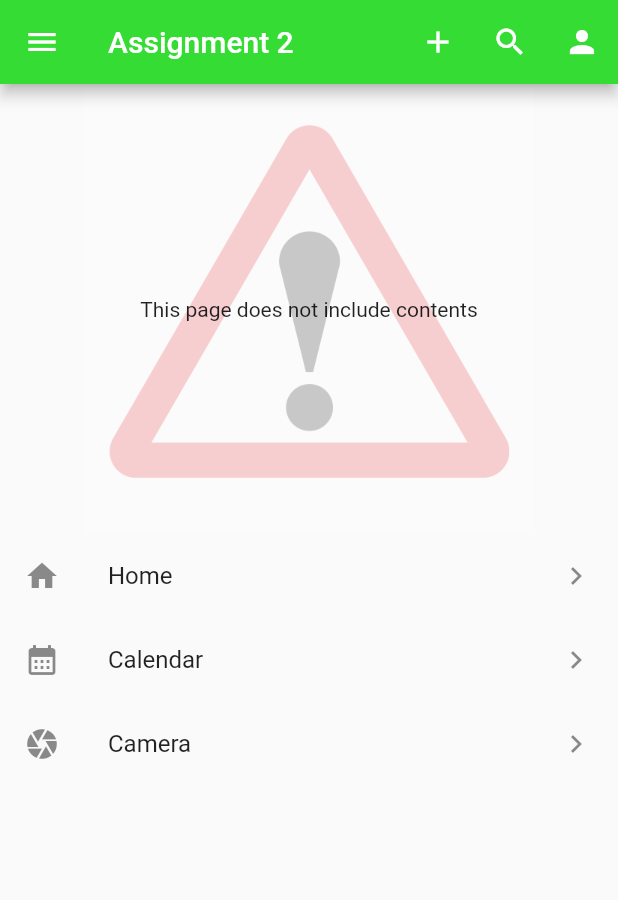
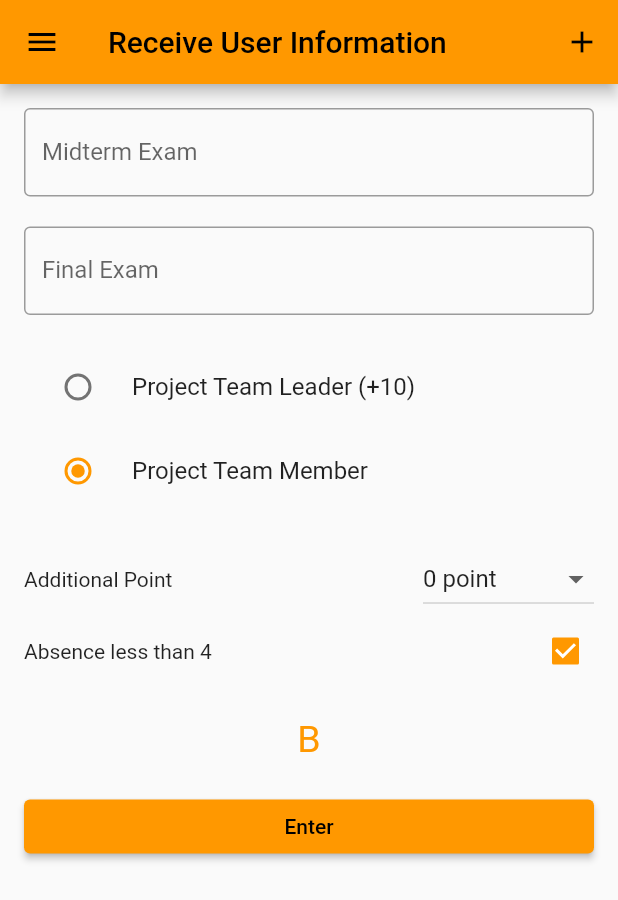
Before and after one commit to hnnynh/23-2_Mobile-App-Development, a Flutter app: the screen it shows after launch, on a phone screen of 412 x 824 dp. Shown: the top 900 px of the screen. Run offline on Flutter 3.47's test engine with Material 2 defaults, Android fonts, the phone set to English and light mode, and no system bars; Roboto replaces fonts that are missing (Pretendard).

Commit message:
week5: assignment

```diff
--- a/flutterpractice/lib/main.dart
+++ b/flutterpractice/lib/main.dart
@@ -1,7 +1,8 @@
 import 'package:flutter/material.dart';
-import 'style.dart';
 
-void main(){
+enum Language {cpp, python, dart}
+
+void main() {
   runApp(MyApp());
 }
 
@@ -11,83 +12,195 @@ class MyApp extends StatelessWidget {
   @override
   Widget build(BuildContext context) {
     return MaterialApp(
-      title: 'First Flutter App',
+      title: 'Grade Calculator',
       theme: ThemeData(
-        primaryColor:  Colors.blue,
-        // primarySwatch: Colors.orange,
-        fontFamily: 'Pretendard',
+        primarySwatch: Colors.orange,
       ),
       home: MyHomePage(),
     );
   }
 }
 
-class MyHomePage extends StatelessWidget {
-  MyHomePage({super.key});
-
-  // final items = List.generate(100, (index) => index).toList();   // 0 ~ 99까지 넣기
+class MyHomePage extends StatefulWidget {
+  const MyHomePage({super.key});
 
   @override
-  Widget build(BuildContext context) {
+  State<MyHomePage> createState() => _MyHomePageState();
+}
+
+class _MyHomePageState extends State<MyHomePage>{
+
+  final _midController = TextEditingController();
+  final _finalController = TextEditingController();
+  final _pointList = List.generate(10, (i) => i);
+  var _selectedValue = 0;
+  bool _isLeader = false;
+  bool _isAbsenceLess4 = true;
+  String _grade = 'B';
+
+  void dispose(){
+    _midController.dispose();
+    _finalController.dispose();
+    super.dispose();
+  }
+
+  @override
+  Widget build(BuildContext context){
+
     return Scaffold(
       appBar: AppBar(
-        backgroundColor: AppColor.Malachite,
-        title: const Text('Assignment 2'),
+        title: Text('Receive User Information'),
         actions: [
           IconButton(onPressed: (){}, icon: Icon(Icons.add)),
-          IconButton(onPressed: (){}, icon: Icon(Icons.search)),
-          IconButton(onPressed: (){}, icon: Icon(Icons.person))
         ],
       ),
-      body: Center(
-        child: Column(
-          children: [
-            const Stack(
-              alignment: Alignment.center,
+      body: Padding(
+        padding: const EdgeInsets.all(16.0),
+        child: Center(
+            child: ListView(
               children: [
-                Opacity(
-                  opacity: 0.2,
-                  child: Image(
-                    image: AssetImage(
-                        'assets/warning.jpeg'
+                TextField(
+                  decoration: InputDecoration(
+                      border: OutlineInputBorder(),
+                      labelText: 'Midterm Exam'
+                  ),
+                  controller: _midController,
+                  keyboardType: TextInputType.number,
+                ),
+                Container(
+                  height: 20,
+                ),
+                TextField(
+                  decoration: InputDecoration(
+                    border: OutlineInputBorder(),
+                    labelText: 'Final Exam'
+                  ),
+                  controller: _finalController,
+                  keyboardType: TextInputType.number,
+                ),
+                Container(
+                  height: 20,
+                ),
+                RadioListTile(
+                    title: Text('Project Team Leader (+10)'),
+                    value: true,
+                    groupValue: _isLeader,
+                    onChanged: (value){
+                      setState(() {
+                        _isLeader = value!;
+                      });
+                    }
+                ),
+                RadioListTile(
+                    title: Text('Project Team Member'),
+                    value: false,
+                    groupValue: _isLeader,
+                    onChanged: (value){
+                      setState(() {
+                        _isLeader = value!;
+                      });
+                    }
+                ),
+                Container(
+                  height: 20,
+                ),
+                Row(
+                  children: [
+                    const Expanded(
+                      flex: 7,
+                      child: Text(
+                          'Additional Point',
+                          textAlign: TextAlign.left,
+                      ),
                     ),
-                    width: 300.0,
-                  ),
-                ),
+                    Expanded(
+                      flex: 3,
+                      child: DropdownButton(
+                          isExpanded: true,
+                          alignment: Alignment.centerRight,
+                          value: _selectedValue,
+                          items: _pointList.map(
+                              (point) => DropdownMenuItem(
+                                  value: point,
+                                  child: Text('$point point'))).toList(),
+                        onChanged: (value) {
+                            setState(() {
+                              _selectedValue = value!;
+                            });
+                        },
 
-                Text('This page does not include contents'),
-              ],
-            ),
-            Expanded(
-                child:
-                ListView(
-                  scrollDirection: Axis.vertical,
-                  children: [
-                    ListTile(
-                      leading: const Icon(Icons.home),
-                      title: const Text('Home'),
-                      trailing: const Icon(Icons.navigate_next),
-                      onTap: (){},
-                    ),
-                    ListTile(
-                      leading: const Icon(Icons.calendar_month),
-                      title: const Text('Calendar'),
-                      trailing: const Icon(Icons.navigate_next),
-                      onTap: (){},
-                    ),
-                    ListTile(
-                      leading: const Icon(Icons.camera),
-                      title: const Text('Camera'),
-                      trailing: const Icon(Icons.navigate_next),
-                      onTap: (){},
+                      ),
                     ),
                   ],
                 ),
+                Row(
+                  children: [
+                    const Expanded(
+                      flex: 9,
+                      child: Text(
+                          'Absence less than 4',
+                          textAlign: TextAlign.left,
+                      ),
+                    ),
+                    Expanded(
+                      flex: 1,
+                      child: Checkbox(
+                          value: _isAbsenceLess4,
+                          onChanged: (value){
+                            setState(() {
+                              _isAbsenceLess4 = value!;
+                            });
+                          }
+                      ),
+                    ),
+                  ],
+                ),
+                Container(
+                  height: 20,
+                ),
+                Text(
+                  _grade,
+                  textAlign: TextAlign.center,
+                  style: TextStyle(fontSize: 25, color: Colors.orange),
+                ),
+                Container(
+                  height: 20,
+                ),
+                ElevatedButton(onPressed: (){
+                  setState(() {
+                    var midValue = double.parse(_midController.text.trim());
+                    var finalValue = double.parse(_finalController.text.trim());
+                    var sum = midValue + finalValue + _selectedValue;
+                    if(_isLeader) {
+                      sum += 10;
+                    }
+                    if(!_isAbsenceLess4){
+                      _grade = 'F';
+                    }
+                    else if(sum >= 170){
+                      _grade = 'A';
+                    }
+                    else if(sum >= 150){
+                      _grade = 'B';
+                    }
+                    else if(sum >= 130){
+                      _grade = 'C';
+                    }
+                    else if(sum >= 110){
+                      _grade = 'D';
+                    }
+                    else{
+                      _grade = 'F';
+                    }
+                  });
+                }, child: Text('Enter')),
+              ],
             ),
-          ],
+
         ),
       ),
       drawer: Drawer(),
     );
   }
+
 }
```
Also changed, not shown: flutterpractice/assets/dog_1.jpeg (added), flutterpractice/assets/dog_10.jpeg (added), flutterpractice/assets/dog_11.jpeg (added), flutterpractice/assets/dog_12.jpeg (added), flutterpractice/assets/dog_13.jpeg (added), flutterpractice/assets/dog_14.jpeg (added), flutterpractice/assets/dog_15.jpeg (added), flutterpractice/assets/dog_16.jpeg (added), flutterpractice/assets/dog_2.jpeg (added), flutterpractice/assets/dog_3.jpeg (added), flutterpractice/assets/dog_4.jpeg (added), flutterpractice/assets/dog_5.jpeg (added), flutterpractice/assets/dog_6.jpeg (added), flutterpractice/assets/dog_7.jpeg (added), 2 more files.
